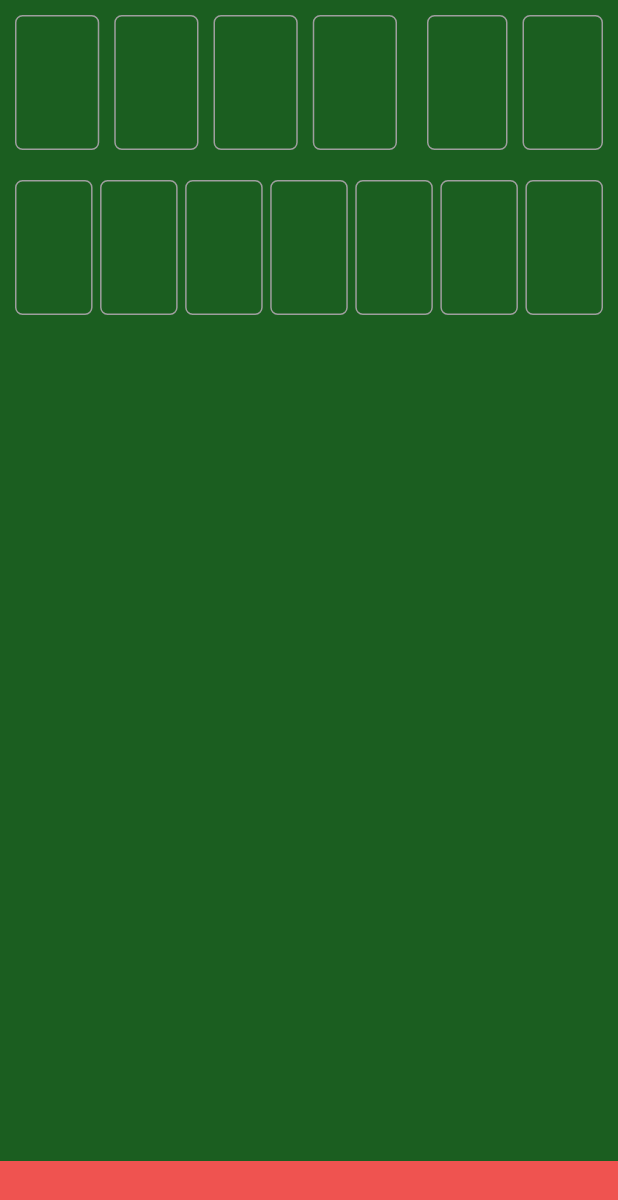
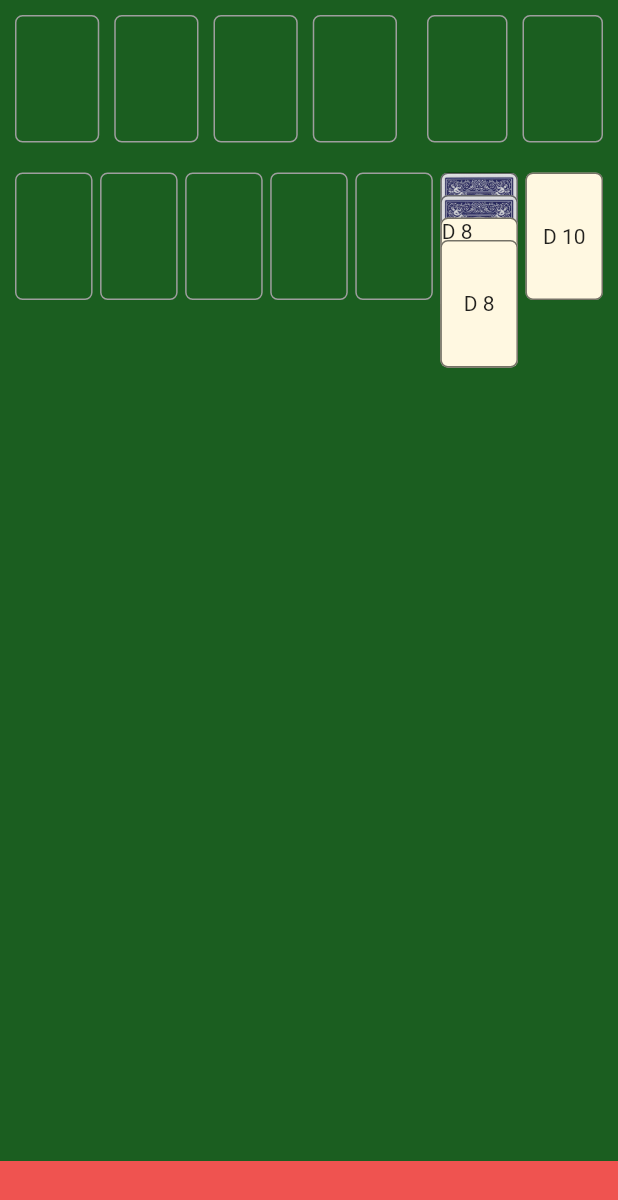
Before and after one commit to ssdd33/flutter_solitaire, a Flutter app: the screen it shows after launch, on a phone screen of 412 x 824 dp. Shown: the top 1200 px of the screen. Run offline on Flutter 3.47's test engine with Material 2 defaults, Android fonts, the phone set to English and light mode, and no system bars.

Commit message:
카드 이미지 추가

```diff
--- a/lib/main.dart
+++ b/lib/main.dart
@@ -12,6 +12,7 @@ class MyApp extends StatelessWidget {
   Widget build(BuildContext context) {
     return MaterialApp(
         title: 'Flutter Demo',
+        debugShowCheckedModeBanner: false,
         theme: ThemeData(
           primarySwatch: Colors.blue,
         ),
--- a/lib/widgets/board/tableau_section.dart
+++ b/lib/widgets/board/tableau_section.dart
@@ -1,5 +1,9 @@
 import 'package:flutter/material.dart';
+import 'package:flutter_solitaire/models/card.dart';
+import 'package:flutter_solitaire/models/pile.dart';
 import 'package:flutter_solitaire/widgets/card/blank.dart';
+import 'package:flutter_solitaire/widgets/card/card.dart';
+import 'package:flutter_solitaire/widgets/card/verticalPile.dart';
 
 class TableauSection extends StatelessWidget {
   const TableauSection({super.key});
@@ -12,20 +16,22 @@ class TableauSection extends StatelessWidget {
             child: Row(
               mainAxisAlignment: MainAxisAlignment.spaceBetween,
               crossAxisAlignment: CrossAxisAlignment.start,
-              children: const [
-                Blank(),
-                SizedBox(width: 5),
-                Blank(),
-                SizedBox(width: 5),
-                Blank(),
-                SizedBox(width: 5),
-                Blank(),
-                SizedBox(width: 5),
-                Blank(),
-                SizedBox(width: 5),
-                Blank(),
-                SizedBox(width: 5),
-                Blank(),
+              children: [
+                const Blank(),
+                const SizedBox(width: 5),
+                const Blank(),
+                const SizedBox(width: 5),
+                const Blank(),
+                const SizedBox(width: 5),
+                const Blank(),
+                const SizedBox(width: 5),
+                const Blank(),
+                const SizedBox(width: 5),
+                const VerticalPile(),
+                const SizedBox(width: 5),
+                CardItem(
+                  card: GCard(shape: Shapes.A, value: 10),
+                )
               ],
             )));
   }
--- a/lib/widgets/card/blank.dart
+++ b/lib/widgets/card/blank.dart
@@ -7,7 +7,7 @@ class Blank extends StatelessWidget {
   Widget build(BuildContext context) {
     return Expanded(
       child: Container(
-        height: 90,
+        height: 85,
         decoration: BoxDecoration(
           color: Colors.green.shade900,
           border: Border.all(
--- a/lib/widgets/card/card.dart
+++ b/lib/widgets/card/card.dart
@@ -7,10 +7,24 @@ class CardItem extends StatelessWidget {
 
   @override
   Widget build(BuildContext context) {
-    return Card(
-        color: Colors.amber[50],
-        child: Center(
-          child: Text('${card.getCard()}'),
-        ));
+    return Expanded(
+      child: Container(
+        height: 85,
+        decoration: BoxDecoration(
+          color: Colors.amber.shade50,
+          border: Border.all(
+            width: 1,
+            color: Colors.black54,
+          ),
+          borderRadius: const BorderRadius.all(
+            Radius.circular(5),
+          ),
+        ),
+        child: const Align(
+          alignment: Alignment.center,
+          child: Text('D 10'),
+        ),
+      ),
+    );
   }
 }
--- a/lib/widgets/card/verticalPile.dart
+++ b/lib/widgets/card/verticalPile.dart
@@ -0,0 +1,98 @@
+import 'package:flutter/material.dart';
+import 'package:flutter_solitaire/models/card.dart';
+import 'package:flutter_solitaire/models/pile.dart';
+
+class VerticalPile extends StatefulWidget {
+  const VerticalPile({super.key});
+
+  @override
+  State<VerticalPile> createState() => _VerticalPileState();
+}
+
+class _VerticalPileState extends State<VerticalPile> {
+  GCard cardDown = GCard(shape: Shapes.A, value: 7);
+  @override
+  void initState() {
+    super.initState();
+  }
+
+  @override
+  Widget build(BuildContext context) {
+    return Expanded(
+      child: Stack(
+        clipBehavior: Clip.hardEdge,
+        alignment: Alignment.bottomCenter,
+        children: [
+          Container(
+            height: 130,
+            decoration: BoxDecoration(
+              image: const DecorationImage(
+                fit: BoxFit.fitWidth,
+                alignment: Alignment.topCenter,
+                image: AssetImage('assets/trump_back.jpg'),
+              ),
+              border: Border.all(
+                width: 1,
+                color: Colors.black54,
+              ),
+              borderRadius: const BorderRadius.all(
+                Radius.circular(5),
+              ),
+            ),
+          ),
+          Container(
+            height: 115,
+            decoration: BoxDecoration(
+              image: const DecorationImage(
+                fit: BoxFit.fitWidth,
+                alignment: Alignment.topCenter,
+                image: AssetImage('assets/trump_back.jpg'),
+              ),
+              border: Border.all(
+                width: 1,
+                color: Colors.black54,
+              ),
+              borderRadius: const BorderRadius.all(
+                Radius.circular(5),
+              ),
+            ),
+          ),
+          Container(
+            height: 100,
+            decoration: BoxDecoration(
+              color: Colors.amber.shade50,
+              border: Border.all(
+                width: 1,
+                color: Colors.black54,
+              ),
+              borderRadius: const BorderRadius.all(
+                Radius.circular(5),
+              ),
+            ),
+            child: const Align(
+              alignment: Alignment.topLeft,
+              child: Text('D 8'),
+            ),
+          ),
+          Container(
+            height: 85,
+            decoration: BoxDecoration(
+              color: Colors.amber.shade50,
+              border: Border.all(
+                width: 1,
+                color: Colors.black54,
+              ),
+              borderRadius: const BorderRadius.all(
+                Radius.circular(5),
+              ),
+            ),
+            child: const Align(
+              alignment: Alignment.center,
+              child: Text('D 8'),
+            ),
+          ),
+        ],
+      ),
+    );
+  }
+}
--- a/pubspec.yaml
+++ b/pubspec.yaml
@@ -59,9 +59,8 @@ flutter:
   uses-material-design: true
 
   # To add assets to your application, add an assets section, like this:
-  # assets:
-  #   - images/a_dot_burr.jpeg
-  #   - images/a_dot_ham.jpeg
+  assets:
+    - assets/trump_back.jpg
 
   # An image asset can refer to one or more resolution-specific "variants", see
   # https://flutter.dev/assets-and-images/#resolution-aware
```
Also changed, not shown: assets/trump_back.jpg (added).
